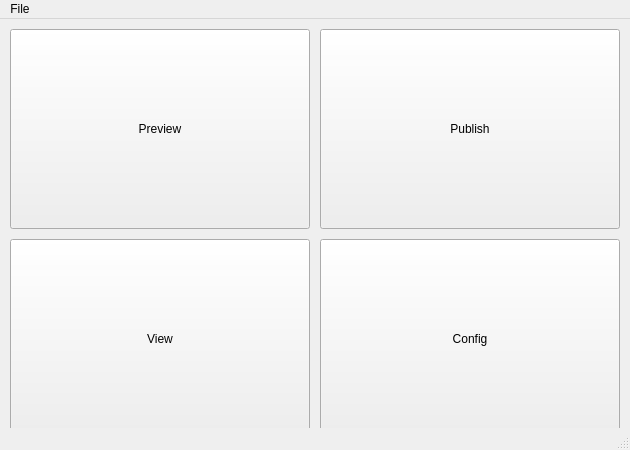
Above: mainWindow.ui from JordanShimel/FirefighterIndoorNavigation before the change. Below: the same form after it.
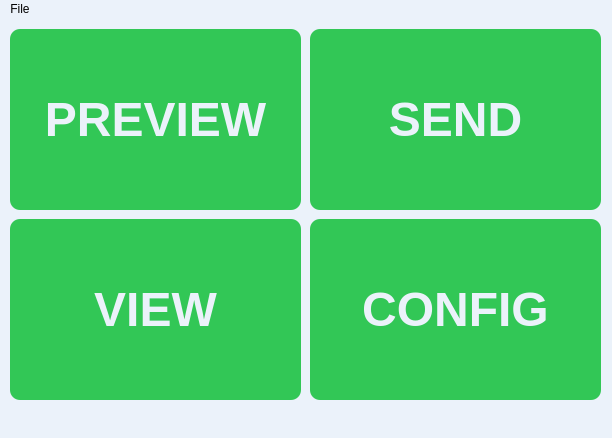
That is the form after the change.

Patch:
```diff
--- a/mainWindow.ui
+++ b/mainWindow.ui
@@ -6,64 +6,116 @@
    <rect>
     <x>0</x>
     <y>0</y>
-    <width>630</width>
-    <height>450</height>
+    <width>612</width>
+    <height>438</height>
    </rect>
   </property>
   <property name="windowTitle">
    <string>FireFighterRemoteUnit</string>
   </property>
+  <property name="styleSheet">
+   <string notr="true">background-color: rgb(235, 242, 250)
+</string>
+  </property>
   <widget class="QWidget" name="centralwidget">
    <widget class="QPushButton" name="pushButtonPreview">
     <property name="geometry">
      <rect>
       <x>10</x>
       <y>10</y>
-      <width>300</width>
-      <height>200</height>
+      <width>291</width>
+      <height>181</height>
      </rect>
     </property>
+    <property name="font">
+     <font>
+      <pointsize>36</pointsize>
+      <weight>75</weight>
+      <bold>true</bold>
+     </font>
+    </property>
+    <property name="styleSheet">
+     <string notr="true">background-color: rgb(50, 199, 86);
+color:rgb(235, 242, 250);
+border-radius: 10px;</string>
+    </property>
     <property name="text">
-     <string>Preview</string>
+     <string>PREVIEW</string>
     </property>
    </widget>
    <widget class="QPushButton" name="pushButtonPublish">
     <property name="geometry">
      <rect>
-      <x>320</x>
+      <x>310</x>
       <y>10</y>
-      <width>300</width>
-      <height>200</height>
+      <width>291</width>
+      <height>181</height>
      </rect>
     </property>
+    <property name="font">
+     <font>
+      <pointsize>36</pointsize>
+      <weight>75</weight>
+      <bold>true</bold>
+     </font>
+    </property>
+    <property name="styleSheet">
+     <string notr="true">background-color: rgb(50, 199, 86);
+color:rgb(235, 242, 250);
+border-radius: 10px;</string>
+    </property>
     <property name="text">
-     <string>Publish</string>
+     <string>SEND</string>
     </property>
    </widget>
    <widget class="QPushButton" name="pushButtonView">
     <property name="geometry">
      <rect>
       <x>10</x>
-      <y>220</y>
-      <width>300</width>
-      <height>200</height>
+      <y>200</y>
+      <width>291</width>
+      <height>181</height>
      </rect>
     </property>
+    <property name="font">
+     <font>
+      <pointsize>36</pointsize>
+      <weight>75</weight>
+      <bold>true</bold>
+     </font>
+    </property>
+    <property name="styleSheet">
+     <string notr="true">background-color: rgb(50, 199, 86);
+color:rgb(235, 242, 250);
+border-radius: 10px;</string>
+    </property>
     <property name="text">
-     <string>View</string>
+     <string>VIEW</string>
     </property>
    </widget>
    <widget class="QPushButton" name="pushButtonConfig">
     <property name="geometry">
      <rect>
-      <x>320</x>
-      <y>220</y>
-      <width>300</width>
-      <height>200</height>
+      <x>310</x>
+      <y>200</y>
+      <width>291</width>
+      <height>181</height>
      </rect>
     </property>
+    <property name="font">
+     <font>
+      <pointsize>36</pointsize>
+      <weight>75</weight>
+      <bold>true</bold>
+     </font>
+    </property>
+    <property name="styleSheet">
+     <string notr="true">background-color: rgb(50, 199, 86);
+color:rgb(235, 242, 250);
+border-radius: 10px;</string>
+    </property>
     <property name="text">
-     <string>Config</string>
+     <string>CONFIG</string>
     </property>
    </widget>
   </widget>
@@ -73,8 +125,8 @@
     <rect>
      <x>0</x>
      <y>0</y>
-     <width>630</width>
-     <height>22</height>
+     <width>612</width>
+     <height>25</height>
     </rect>
    </property>
    <widget class="QMenu" name="menu">
```
